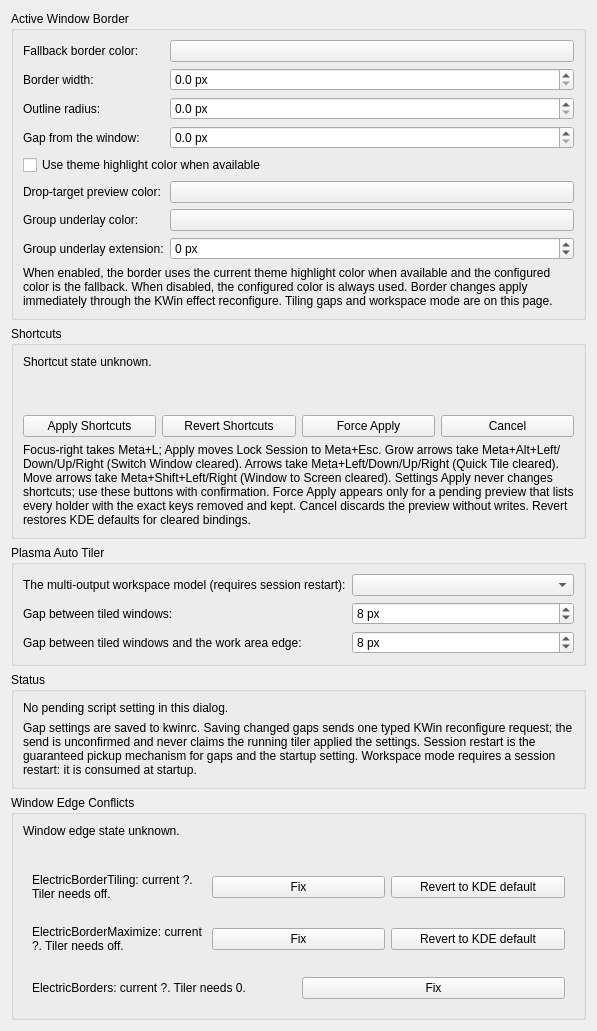
First picture: the form in kwin/native-effect/unifiedsettings.ui, repository beefsack/plasma-auto-tiler, before the edit.
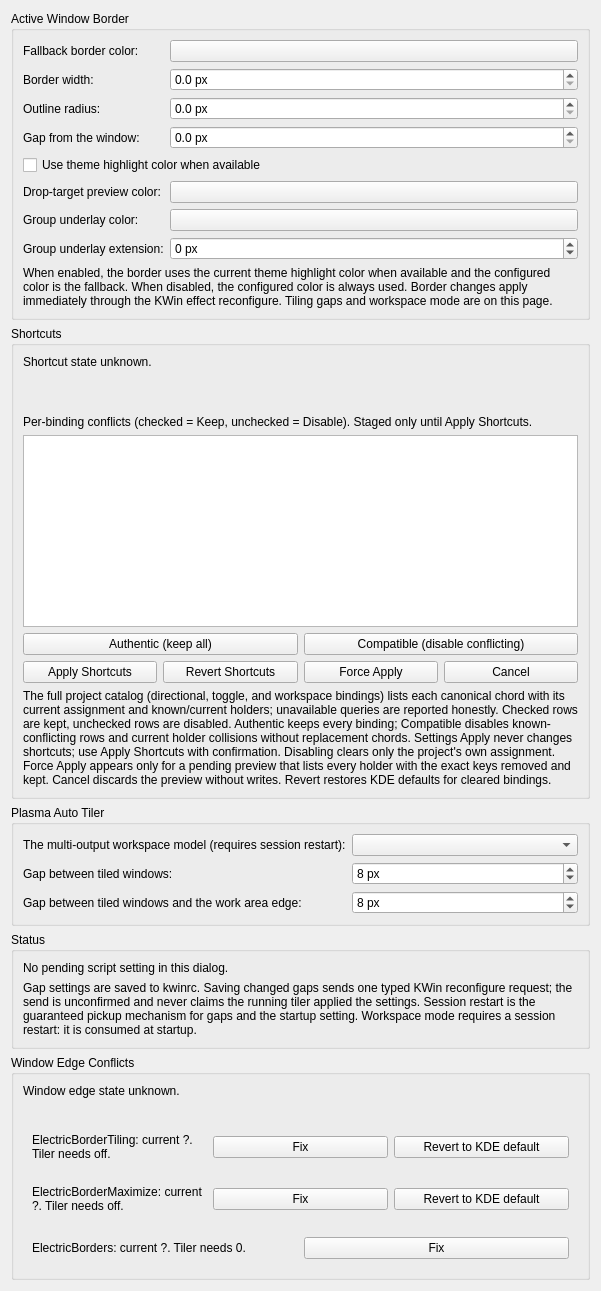
Second picture: the form after the edit. Custom widgets are drawn as their Qt base class.

Commit message: Deliver KDE per-binding shortcut conflicts and presets

```diff
--- a/kwin/native-effect/unifiedsettings.ui
+++ b/kwin/native-effect/unifiedsettings.ui
@@ -210,6 +210,44 @@
           </property>
          </widget>
         </item>
+         <item>
+          <widget class="QLabel" name="shortcutConflictHintLabel">
+           <property name="text">
+            <string>Per-binding conflicts (checked = Keep, unchecked = Disable). Staged only until Apply Shortcuts.</string>
+           </property>
+           <property name="wordWrap">
+            <bool>true</bool>
+           </property>
+          </widget>
+         </item>
+         <item>
+          <widget class="QListWidget" name="shortcutConflictList">
+           <property name="minimumHeight">
+            <number>180</number>
+           </property>
+           <property name="alternatingRowColors">
+            <bool>true</bool>
+           </property>
+          </widget>
+         </item>
+         <item>
+          <layout class="QHBoxLayout" name="shortcutPresetLayout">
+           <item>
+            <widget class="QPushButton" name="shortcutAuthenticButton">
+             <property name="text">
+              <string>Authentic (keep all)</string>
+             </property>
+            </widget>
+           </item>
+           <item>
+            <widget class="QPushButton" name="shortcutCompatibleButton">
+             <property name="text">
+              <string>Compatible (disable conflicting)</string>
+             </property>
+            </widget>
+           </item>
+          </layout>
+         </item>
         <item>
          <layout class="QHBoxLayout" name="shortcutButtonLayout">
          <item>
@@ -245,7 +283,7 @@
         <item>
          <widget class="QLabel" name="shortcutDescription">
           <property name="text">
-            <string>Focus-right takes Meta+L; Apply moves Lock Session to Meta+Esc. Grow arrows take Meta+Alt+Left/Down/Up/Right (Switch Window cleared). Arrows take Meta+Left/Down/Up/Right (Quick Tile cleared). Move arrows take Meta+Shift+Left/Right (Window to Screen cleared). Settings Apply never changes shortcuts; use these buttons with confirmation. Force Apply appears only for a pending preview that lists every holder with the exact keys removed and kept. Cancel discards the preview without writes. Revert restores KDE defaults for cleared bindings.</string>
+             <string>The full project catalog (directional, toggle, and workspace bindings) lists each canonical chord with its current assignment and known/current holders; unavailable queries are reported honestly. Checked rows are kept, unchecked rows are disabled. Authentic keeps every binding; Compatible disables known-conflicting rows and current holder collisions without replacement chords. Settings Apply never changes shortcuts; use Apply Shortcuts with confirmation. Disabling clears only the project's own assignment. Force Apply appears only for a pending preview that lists every holder with the exact keys removed and kept. Cancel discards the preview without writes. Revert restores KDE defaults for cleared bindings.</string>
           </property>
          <property name="wordWrap">
           <bool>true</bool>
```
Lines whose indentation alone changed are shown as unchanged. The commit also changes 14 other files.
